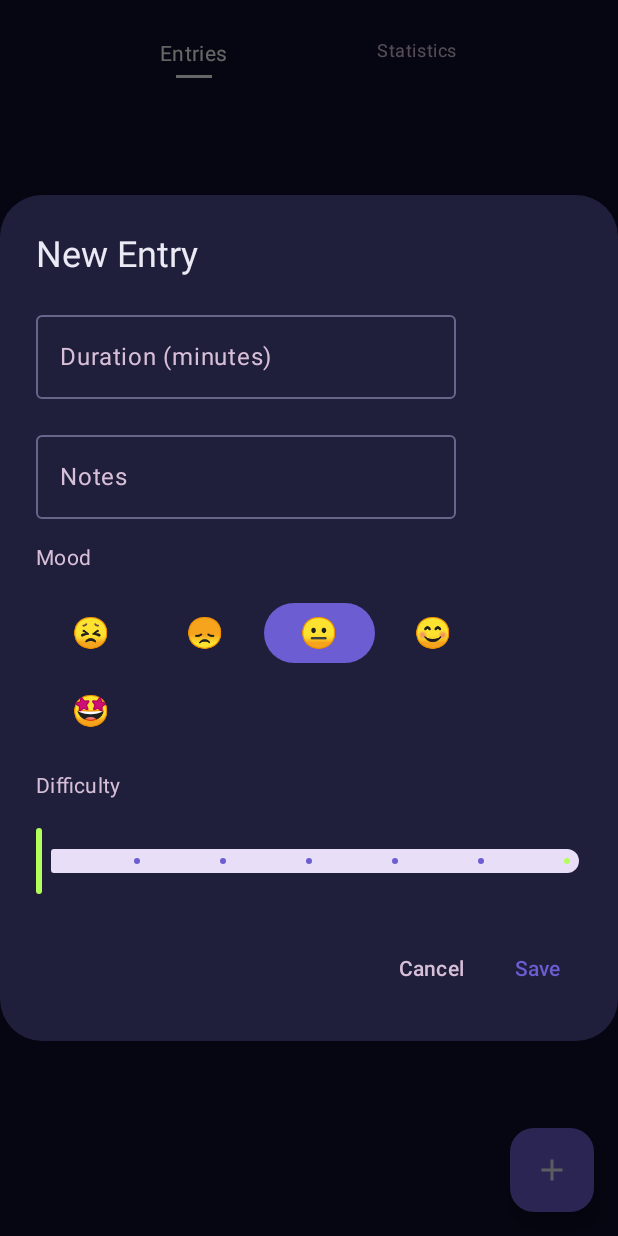
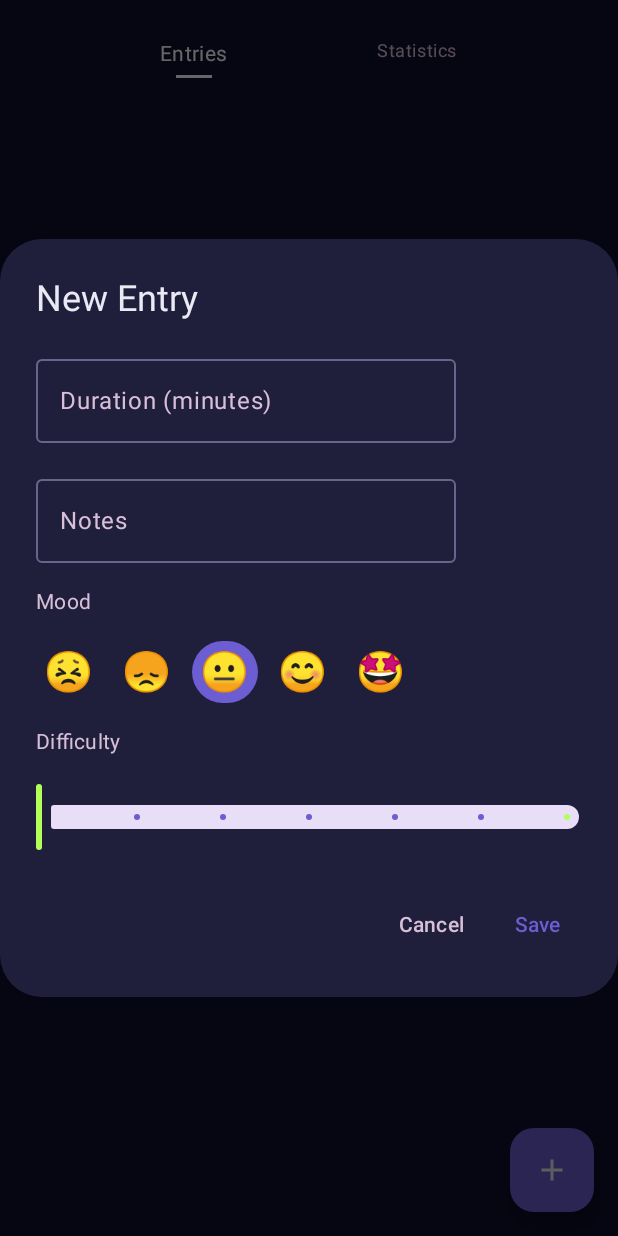
Before and after one commit to nb159/Habitspark, an Android app built with Jetpack Compose: the composable habitDetailsScreen called with empty values, after a tap on "Add Entry", on a phone screen of 412 x 824 dp. Run offline under Robolectric (Android 15) with nearby library versions, the phone set to English and light mode, and no system bars; our stand-ins replace Firebase (no records; nobody signed in at launch, a user with empty details on screens opened directly), accompanist; libraries missing offline, so code that uses them is left out: ir.ehsannarmani.compose_charts.

```diff
--- a/app/src/main/java/com/example/habitspark/data/models/UserModel.kt
+++ b/app/src/main/java/com/example/habitspark/data/models/UserModel.kt
@@ -24,6 +24,6 @@ data class Metrics(
     val totalEntriesLogged: Int = 0,
     val totalHabitsTracked: Int = 0,
     val totalMinutesSpent: Int = 0,
-    val moodAverage: Int = 0,
-    val difficultyAverage: Int = 0,
+    val moodAverage: Float = 0f,
+    val difficultyAverage: Float = 0f,
 )
--- a/app/src/main/java/com/example/habitspark/domain/stats/statsManager.kt
+++ b/app/src/main/java/com/example/habitspark/domain/stats/statsManager.kt
@@ -57,6 +57,9 @@ class StatsManager(
                 streak = StatsCalculator.calculateStreak(allUserEntries),
                 totalEntriesLogged = allUserEntries.size,
                 totalHabitsTracked = allUserHabits.size,
+                difficultyAverage = StatsCalculator.calculateAverageDifficulty(allUserEntries),
+                moodAverage = StatsCalculator.calculateAverageMood(allUserEntries),
+                totalMinutesSpent = StatsCalculator.calculateTotalMinutes(allUserEntries)
             )
         )
 
--- a/app/src/main/java/com/example/habitspark/ui/views/habits/addEntryDialog.kt
+++ b/app/src/main/java/com/example/habitspark/ui/views/habits/addEntryDialog.kt
@@ -1,9 +1,18 @@
 package com.example.habitspark.ui.views.habits
 
 
+import androidx.compose.foundation.background
+import androidx.compose.foundation.border
+import androidx.compose.foundation.clickable
 import androidx.compose.foundation.layout.Arrangement
+import androidx.compose.foundation.layout.Box
 import androidx.compose.foundation.layout.Column
+import androidx.compose.foundation.layout.PaddingValues
+import androidx.compose.foundation.layout.defaultMinSize
 import androidx.compose.foundation.layout.fillMaxWidth
+import androidx.compose.foundation.layout.padding
+import androidx.compose.foundation.layout.size
+import androidx.compose.foundation.shape.CircleShape
 import androidx.compose.material3.AlertDialog
 import androidx.compose.material3.Button
 import androidx.compose.material3.ButtonDefaults
@@ -17,7 +26,10 @@ import androidx.compose.runtime.mutableStateMapOf
 import androidx.compose.runtime.mutableStateOf
 import androidx.compose.runtime.remember
 import androidx.compose.runtime.setValue
+import androidx.compose.ui.Alignment
 import androidx.compose.ui.Modifier
+import androidx.compose.ui.draw.clip
+import androidx.compose.ui.graphics.Color
 import androidx.compose.ui.unit.dp
 import androidx.compose.ui.unit.sp
 import com.example.habitspark.data.dataTypes.FormQuestions
@@ -89,20 +101,24 @@ fun addEntryDialog(
                 // Mood & Difficulty
                 Text("Mood", color = SecondaryText)
                 FlowRow(
-                    modifier = Modifier.fillMaxWidth(),
-                    mainAxisSpacing = 2.dp,
-                    crossAxisSpacing = 4.dp
+                    modifier = Modifier
+                        .fillMaxWidth(),
+                    mainAxisSpacing = 8.dp,
+                    crossAxisSpacing = 8.dp,
                 ) {
                     Mood.entries.forEach { mood ->
-                        Button(
-                            onClick = { selectedMood = mood },
-                            colors = ButtonDefaults.buttonColors(
-                                containerColor = if (selectedMood == mood) PrimaryAccent else SurfaceColor,
-                                contentColor = PrimaryText
+                        Box(
+                            modifier = Modifier
+                                .clip(CircleShape)
+                                .background(if (selectedMood == mood) PrimaryAccent else Color.Transparent)
+                                .clickable { selectedMood = mood }
+                                .padding(5.dp) // controls touch area
+                        ) {
+                            Text(
+                                text = mood.emoji,
+                                fontSize = 26.sp,
+                                modifier = Modifier.align(Alignment.Center)
                             )
-                        ) {
-                            Text( fontSize = 20.sp,
-                                text=mood.emoji)
                         }
                     }
                 }
```
Also changed, not shown: app/src/main/java/com/example/habitspark/ui/views/achievements/achievementsScreen.kt (+4 -7 lines), app/src/main/java/com/example/habitspark/ui/views/habits/habitDetailScreen.kt (+67 -32 lines), app/src/main/java/com/example/habitspark/ui/views/habits/habitsScreen.kt (+25 -46 lines), app/src/main/java/com/example/habitspark/utils/formatting.kt (added, +57 -0 lines).
